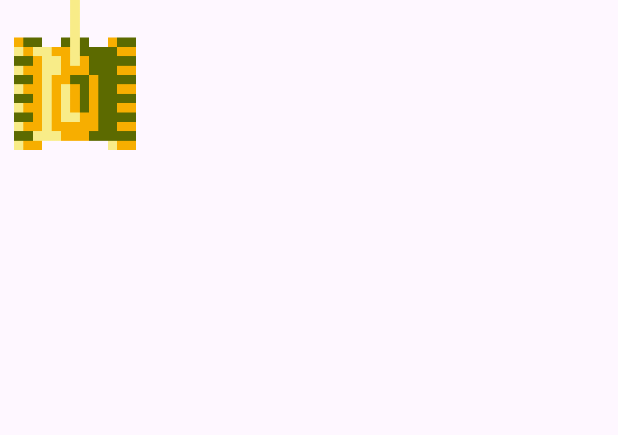
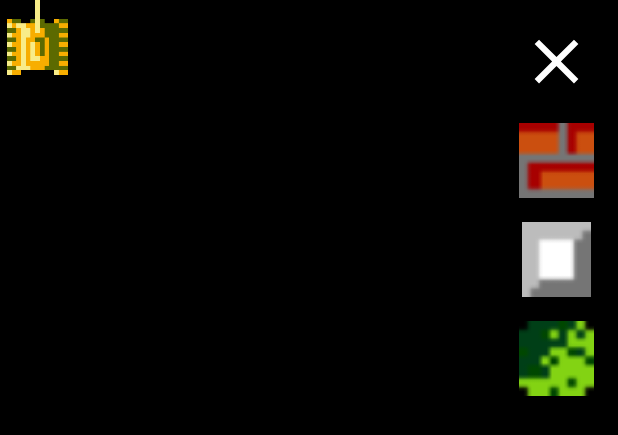
Before and after one commit to FBI1337/BattleTanks, an Android app: the layout activity_main.xml on its own in the app's theme, with its tools: preview values and no code run, on a phone screen of 412 x 824 dp. Shown: the top 435 px of the screen. Run offline under Robolectric (Android 15) with nearby library versions, the phone set to English and light mode, and no system bars.

```diff
--- /dev/null
+++ b/app/src/main/res/drawable/ic_clear.xml
@@ -0,0 +1,5 @@
+<vector android:height="24dp" android:tint="#FFFFFF"
+    android:viewportHeight="24" android:viewportWidth="24"
+    android:width="24dp" xmlns:android="http://schemas.android.com/apk/res/android">
+    <path android:fillColor="@android:color/white" android:pathData="M19,6.41L17.59,5 12,10.59 6.41,5 5,6.41 10.59,12 5,17.59 6.41,19 12,13.41 17.59,19 19,17.59 13.41,12z"/>
+</vector>
--- /dev/null
+++ b/app/src/main/res/drawable/ic_edit.xml
@@ -0,0 +1,5 @@
+<vector android:height="24dp" android:tint="#000000"
+    android:viewportHeight="24" android:viewportWidth="24"
+    android:width="24dp" xmlns:android="http://schemas.android.com/apk/res/android">
+    <path android:fillColor="@android:color/white" android:pathData="M3,17.25V21h3.75L17.81,9.94l-3.75,-3.75L3,17.25zM20.71,7.04c0.39,-0.39 0.39,-1.02 0,-1.41l-2.34,-2.34c-0.39,-0.39 -1.02,-0.39 -1.41,0l-1.83,1.83 3.75,3.75 1.83,-1.83z"/>
+</vector>
--- a/app/src/main/res/layout/activity_main.xml
+++ b/app/src/main/res/layout/activity_main.xml
@@ -4,12 +4,63 @@
     xmlns:tools="http://schemas.android.com/tools"
     android:layout_width="match_parent"
     android:layout_height="match_parent"
-    tools:context=".MainActivity"
-    android:id="@+id/container">
+    android:background="@color/black">
 
-    <ImageView
-        android:id="@+id/myTank"
-        android:layout_width="100dp"
-        android:layout_height="100dp"
-        app:srcCompat="@drawable/tank" />
+    <FrameLayout
+        android:id="@+id/container"
+        android:layout_width="match_parent"
+        android:layout_height="match_parent">
+
+        <ImageView
+            android:id="@+id/myTank"
+            android:layout_width="@dimen/cell_size"
+            android:layout_height="@dimen/cell_size"
+            app:srcCompat="@drawable/tank"/>
+    </FrameLayout>
+
+    <LinearLayout
+        android:id="@+id/materials_container"
+        android:layout_width="wrap_content"
+        android:layout_height="match_parent"
+        android:orientation="vertical"
+        android:visibility="gone"
+        tools:visibility="visible"
+        android:layout_gravity="end"
+        android:layout_margin="8dp">
+
+        <ImageView
+            android:id="@+id/editor_clear"
+            android:layout_margin="8dp"
+            android:src="@drawable/ic_clear"
+            android:layout_width="@dimen/cell_size"
+            android:layout_height="@dimen/cell_size">
+        </ImageView>
+
+        <ImageView
+            android:id="@+id/editor_brick"
+            android:layout_margin="8dp"
+            android:src="@drawable/brick"
+            android:layout_width="@dimen/cell_size"
+            android:layout_height="@dimen/cell_size">
+        </ImageView>
+
+        <ImageView
+            android:id="@+id/editor_concrete"
+            android:layout_margin="8dp"
+            android:src="@drawable/concrete"
+            android:layout_width="@dimen/cell_size"
+            android:layout_height="@dimen/cell_size">
+        </ImageView>
+
+        <ImageView
+            android:id="@+id/editor_grass"
+            android:layout_margin="8dp"
+            android:src="@drawable/grass"
+            android:layout_width="@dimen/cell_size"
+            android:layout_height="@dimen/cell_size">
+        </ImageView>
+
+
+    </LinearLayout>
+
 </FrameLayout>
--- /dev/null
+++ b/app/src/main/res/values/dimes.xml
@@ -0,0 +1,4 @@
+<?xml version="1.0" encoding="utf-8"?>
+<resources>
+    <dimen name="cell_size">50dp</dimen>
+</resources>
--- a/app/src/main/res/values/strings.xml
+++ b/app/src/main/res/values/strings.xml
@@ -1,3 +1,4 @@
 <resources>
     <string name="app_name">BattleTanks</string>
+    <string name="settings">Settings</string>
 </resources>
--- a/app/src/main/res/values/themes.xml
+++ b/app/src/main/res/values/themes.xml
@@ -3,6 +3,8 @@
     <style name="Base.Theme.BattleTanks" parent="Theme.Material3.DayNight.NoActionBar">
         <!-- Customize your light theme here. -->
         <!-- <item name="colorPrimary">@color/my_light_primary</item> -->
+        <item name="windowActionBar">true</item>
+        <item name="windowNoTitle">false</item>
     </style>
 
     <style name="Theme.BattleTanks" parent="Base.Theme.BattleTanks" />
```
Also changed, not shown: app/src/main/java/com/example/battletanks/GridDrawer.kt (added, +49 -0 lines), app/src/main/java/com/example/battletanks/MainActivity.kt (+53 -6 lines), app/src/main/res/menu/settings.xml (added, +11 -0 lines), app/src/main/res/drawable/brick.png (added), app/src/main/res/drawable/concrete.png (added), app/src/main/res/drawable/grass.png (added).
